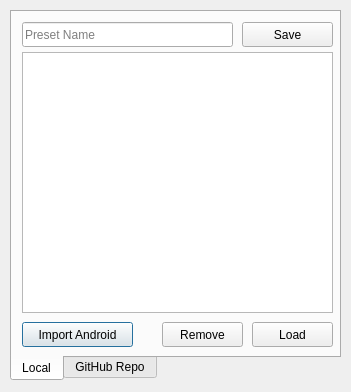
This is preset.ui in Audio4Linux/Viper4Linux-GUI as Qt 5 draws it before an edit. The edited form follows.
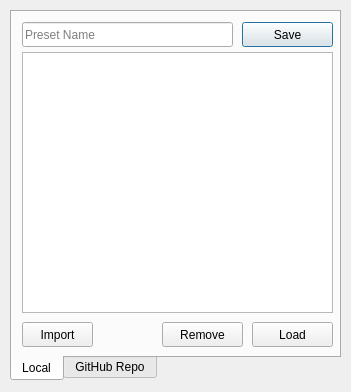
This is the edited form. Icons and pictures are not drawn.

Commit message: Import linux configs as presets (without overriding the active config)

What changed in the file:
```diff
--- a/preset.ui
+++ b/preset.ui
@@ -36,17 +36,20 @@
     <attribute name="title">
      <string>Local</string>
     </attribute>
-    <widget class="QPushButton" name="importBtn">
+    <widget class="QToolButton" name="importBtn">
      <property name="geometry">
       <rect>
        <x>10</x>
        <y>310</y>
-       <width>111</width>
+       <width>71</width>
        <height>25</height>
       </rect>
      </property>
      <property name="text">
-      <string>Import Android</string>
+      <string>Import</string>
+     </property>
+     <property name="popupMode">
+      <enum>QToolButton::InstantPopup</enum>
      </property>
     </widget>
     <widget class="QPushButton" name="add">
```
The commit also changes 2 other files.
